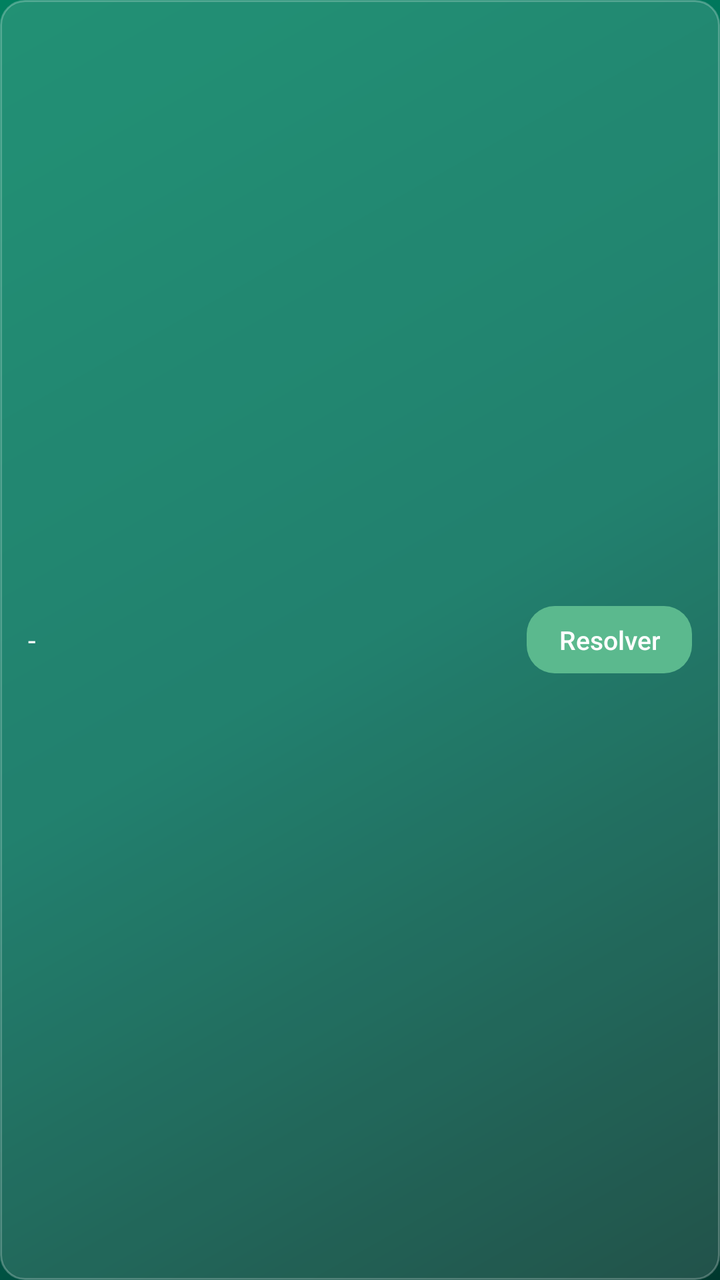
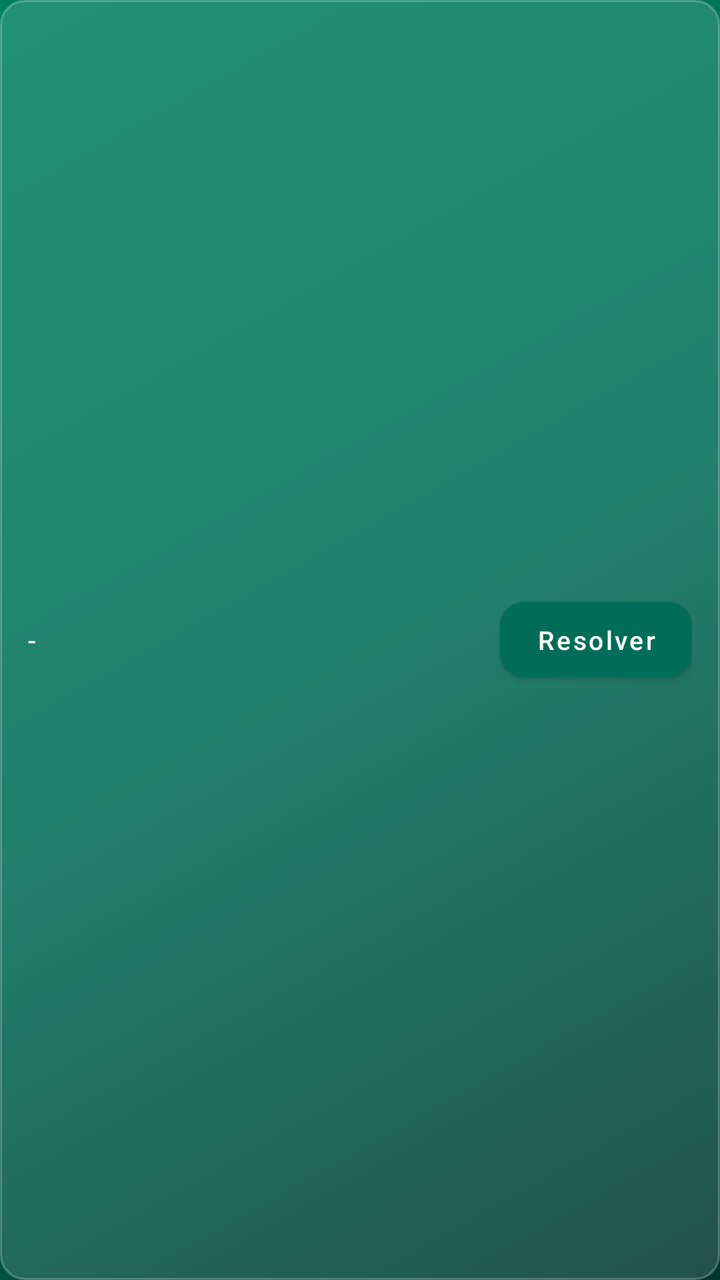

Screens rendered from an Android XML layout before and after an edit, with the pre-edit source and the edit as a unified diff.
<!-- AndroidManifest.xml: application theme Theme.SetupMDM -->
<!-- res/layout/row_pendencia.xml -->
<?xml version="1.0" encoding="utf-8"?>
<LinearLayout xmlns:android="http://schemas.android.com/apk/res/android"
    android:layout_width="match_parent"
    android:layout_height="wrap_content"
    android:orientation="horizontal"
    android:gravity="center_vertical"
    android:background="@drawable/glass_input"
    android:padding="14dp"
    android:layout_marginBottom="10dp">

    <TextView
        android:id="@+id/txtPend"
        android:layout_width="0dp" android:layout_height="wrap_content"
        android:layout_weight="1" android:text="-" android:textColor="@color/white"
        android:textSize="14sp"/>
    <Button
        android:id="@+id/btnPend"
        android:layout_width="wrap_content" android:layout_height="wrap_content"
        android:text="Resolver" android:textColor="@color/white" android:textAllCaps="false"
        android:textSize="13sp" android:minWidth="0dp" android:minHeight="0dp"
        android:paddingHorizontal="16dp" android:paddingVertical="8dp"
        android:background="@drawable/btn_primary" android:stateListAnimator="@null"/>
</LinearLayout>
<!-- resources referenced by this layout -->
<resources>
  <color name="white">#FFFFFF</color>
  <!-- drawable btn_primary (drawable) -->
  <?xml version="1.0" encoding="utf-8"?>
  <shape xmlns:android="http://schemas.android.com/apk/res/android" android:shape="rectangle">
      <solid android:color="@color/primaryLight"/>
      <corners android:radius="14dp"/>
  </shape>
  <!-- drawable glass_input (drawable) -->
  <?xml version="1.0" encoding="utf-8"?>
  <shape xmlns:android="http://schemas.android.com/apk/res/android" android:shape="rectangle">
      <solid android:color="@color/inputFill"/>
      <corners android:radius="12dp"/>
      <stroke android:width="1dp" android:color="@color/glassStroke"/>
  </shape>
  <style name="Theme.SetupMDM" parent="Theme.MaterialComponents.Light.NoActionBar">
          <item name="colorPrimary">@color/primary</item>
          <item name="colorPrimaryVariant">@color/primaryDark</item>
          <item name="colorOnPrimary">@color/white</item>
          <item name="colorSecondary">@color/primaryLight</item>
          <item name="colorOnSecondary">@color/white</item>
          <item name="android:windowBackground">@drawable/bg_gradient</item>
          <item name="android:statusBarColor" tools:targetApi="21">@color/primaryDark</item>
          <item name="android:navigationBarColor" tools:targetApi="21">@color/primaryDark</item>
      </style>
  <color name="primaryLight">#5BB98E</color>
  <color name="inputFill">#22FFFFFF</color>
  <color name="glassStroke">#40FFFFFF</color>
  <color name="primary">#006D58</color>
  <color name="primaryDark">#00453A</color>
  <!-- drawable bg_gradient (drawable) -->
  <?xml version="1.0" encoding="utf-8"?>
  <shape xmlns:android="http://schemas.android.com/apk/res/android" android:shape="rectangle">
      <gradient
          android:angle="315"
          android:startColor="#00805F"
          android:centerColor="#006D58"
          android:endColor="#00382E"
          android:type="linear"/>
  </shape>
</resources>

<!-- the commit's change to res/layout/row_pendencia.xml (unified diff, before → after) -->
@@ -1,5 +1,6 @@
 <?xml version="1.0" encoding="utf-8"?>
 <LinearLayout xmlns:android="http://schemas.android.com/apk/res/android"
+    xmlns:app="http://schemas.android.com/apk/res-auto"
     android:layout_width="match_parent"
     android:layout_height="wrap_content"
     android:orientation="horizontal"
@@ -13,11 +14,20 @@
         android:layout_width="0dp" android:layout_height="wrap_content"
         android:layout_weight="1" android:text="-" android:textColor="@color/white"
         android:textSize="14sp"/>
-    <Button
+
+    <com.google.android.material.button.MaterialButton
         android:id="@+id/btnPend"
+        style="@style/Widget.MaterialComponents.Button"
         android:layout_width="wrap_content" android:layout_height="wrap_content"
-        android:text="Resolver" android:textColor="@color/white" android:textAllCaps="false"
-        android:textSize="13sp" android:minWidth="0dp" android:minHeight="0dp"
-        android:paddingHorizontal="16dp" android:paddingVertical="8dp"
-        android:background="@drawable/btn_primary" android:stateListAnimator="@null"/>
+        android:layout_marginStart="12dp"
+        android:text="Resolver"
+        android:textColor="@color/white"
+        android:textAllCaps="false"
+        android:textSize="13sp"
+        android:minWidth="0dp" android:minHeight="0dp"
+        android:insetTop="0dp" android:insetBottom="0dp"
+        android:paddingHorizontal="18dp" android:paddingVertical="10dp"
+        app:backgroundTint="@color/primary"
+        app:cornerRadius="12dp"
+        app:elevation="0dp"/>
 </LinearLayout>
<!-- resource entries referenced after the edit -->
@@ -1,12 +1,7 @@
 <!-- resources referenced by this layout -->
 <resources>
+  <color name="primary">#006D58</color>
   <color name="white">#FFFFFF</color>
-  <!-- drawable btn_primary (drawable) -->
-  <?xml version="1.0" encoding="utf-8"?>
-  <shape xmlns:android="http://schemas.android.com/apk/res/android" android:shape="rectangle">
-      <solid android:color="@color/primaryLight"/>
-      <corners android:radius="14dp"/>
-  </shape>
   <!-- drawable glass_input (drawable) -->
   <?xml version="1.0" encoding="utf-8"?>
   <shape xmlns:android="http://schemas.android.com/apk/res/android" android:shape="rectangle">
@@ -24,11 +19,10 @@
           <item name="android:statusBarColor" tools:targetApi="21">@color/primaryDark</item>
           <item name="android:navigationBarColor" tools:targetApi="21">@color/primaryDark</item>
       </style>
-  <color name="primaryLight">#5BB98E</color>
   <color name="inputFill">#22FFFFFF</color>
   <color name="glassStroke">#40FFFFFF</color>
-  <color name="primary">#006D58</color>
   <color name="primaryDark">#00453A</color>
+  <color name="primaryLight">#5BB98E</color>
   <!-- drawable bg_gradient (drawable) -->
   <?xml version="1.0" encoding="utf-8"?>
   <shape xmlns:android="http://schemas.android.com/apk/res/android" android:shape="rectangle">
